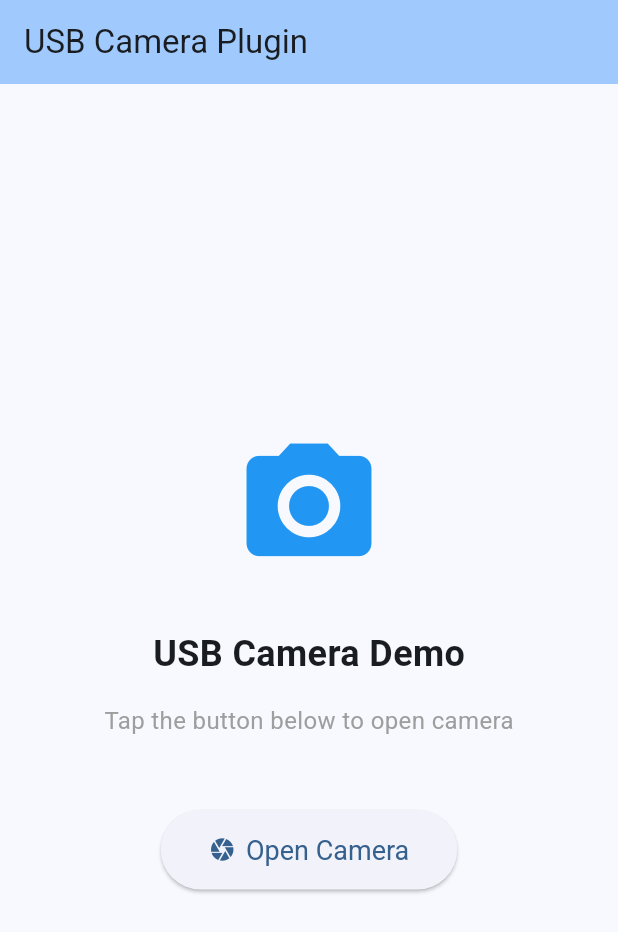
After one commit to GhulamShahbazali/camera_pluging_flutter, a Flutter app: the CameraHomePage screen opened directly, on a phone screen of 412 x 824 dp. The commit adds this screen. Shown: the top 932 px of the screen. Run offline on Flutter 3.47's test engine with Material 3 defaults, Android fonts, the phone set to English and light mode, and no system bars; our stand-ins replace dio, get, image_picker, permission_handler, plugin_platform_interface, shared_preferences; accounts and stored records are empty.

Commit message:
COMPLETE: Tick/Cancel with Flutter image display integration
Android Side (Native):
✅ Hidden all buttons except Capture in DemoFragment
✅ Added image preview overlay (programmatic UI)
✅ Cancel button - retakes photo
✅ Confirm button - saves image path to SharedPreferences
✅ Activity closes after confirm

Plugin Layer:
✅ Added getLastCapturedImage() method
✅ Reads from SharedPreferences and returns image path
✅ Clears path after reading (one-time use)

Dart/Flutter Side:
✅ Updated platform interface with getLastCapturedImage()
✅ Updated method channel implementation
✅ Created CapturedImageScreen widget
✅ Created main_simple.dart demo app
✅ Auto-checks for image when app resumes
✅ Displays captured image in result screen

Complete Flow:
1. Flutter: openCamera()
2. Native: Camera opens (only capture button visible)
3. User: Takes photo
4. Native: Preview shows with Cancel/Confirm buttons
5. User: Press Cancel → Retake OR Press Confirm → Save
6. Native: Saves path to SharedPreferences, closes activity
7. Flutter: App resumes, calls getLastCapturedImage()
8. Flutter: Navigates to CapturedImageScreen
9. User: Sees full captured image! 🎉

Files changed:
- DemoFragment.kt (tick/cancel implementation)
- UsbCameraPlugin.kt (getLastCapturedImage method)
- usb_camera_plugin*.dart (Dart interface)
- captured_image_screen.dart (new result screen)
- main_simple.dart (simple demo app)

```diff
--- /dev/null
+++ b/example/lib/main_simple.dart
@@ -0,0 +1,170 @@
+import 'package:flutter/material.dart';
+import 'dart:io';
+import 'package:usb_camera_plugin/usb_camera_plugin.dart';
+import 'captured_image_screen.dart';
+
+void main() {
+  runApp(const MyApp());
+}
+
+class MyApp extends StatelessWidget {
+  const MyApp({super.key});
+
+  @override
+  Widget build(BuildContext context) {
+    return MaterialApp(
+      title: 'USB Camera Demo',
+      theme: ThemeData(
+        colorScheme: ColorScheme.fromSeed(seedColor: Colors.blue),
+        useMaterial3: true,
+      ),
+      home: const CameraHomePage(),
+    );
+  }
+}
+
+class CameraHomePage extends StatefulWidget {
+  const CameraHomePage({super.key});
+
+  @override
+  State<CameraHomePage> createState() => _CameraHomePageState();
+}
+
+class _CameraHomePageState extends State<CameraHomePage> with WidgetsBindingObserver {
+  final _usbCameraPlugin = UsbCameraPlugin();
+  String? _capturedImagePath;
+  bool _isLoading = false;
+
+  @override
+  void initState() {
+    super.initState();
+    WidgetsBinding.instance.addObserver(this);
+  }
+
+  @override
+  void dispose() {
+    WidgetsBinding.instance.removeObserver(this);
+    super.dispose();
+  }
+
+  @override
+  void didChangeAppLifecycleState(AppLifecycleState state) {
+    // When app comes back to foreground, check for captured image
+    if (state == AppLifecycleState.resumed) {
+      _checkForCapturedImage();
+    }
+  }
+
+  Future<void> _checkForCapturedImage() async {
+    try {
+      final imagePath = await _usbCameraPlugin.getLastCapturedImage();
+      if (imagePath != null && imagePath.isNotEmpty) {
+        setState(() {
+          _capturedImagePath = imagePath;
+        });
+        // Navigate to result screen
+        if (mounted) {
+          Navigator.push(
+            context,
+            MaterialPageRoute(
+              builder: (context) => CapturedImageScreen(imagePath: imagePath),
+            ),
+          );
+        }
+      }
+    } catch (e) {
+      debugPrint('Error checking for captured image: $e');
+    }
+  }
+
+  Future<void> _openCamera() async {
+    setState(() {
+      _isLoading = true;
+    });
+
+    try {
+      await _usbCameraPlugin.openCamera();
+      // Camera will open, and when user confirms, image will be saved
+      // When user returns to this app, didChangeAppLifecycleState will check for image
+    } catch (e) {
+      ScaffoldMessenger.of(context).showSnackBar(
+        SnackBar(content: Text('Error: $e')),
+      );
+    } finally {
+      setState(() {
+        _isLoading = false;
+      });
+    }
+  }
+
+  @override
+  Widget build(BuildContext context) {
+    return Scaffold(
+      appBar: AppBar(
+        title: const Text('USB Camera Plugin'),
+        backgroundColor: Theme.of(context).colorScheme.inversePrimary,
+      ),
+      body: Center(
+        child: Column(
+          mainAxisAlignment: MainAxisAlignment.center,
+          children: [
+            const Icon(
+              Icons.camera_alt,
+              size: 100,
+              color: Colors.blue,
+            ),
+            const SizedBox(height: 32),
+            const Text(
+              'USB Camera Demo',
+              style: TextStyle(fontSize: 24, fontWeight: FontWeight.bold),
+            ),
+            const SizedBox(height: 16),
+            const Text(
+              'Tap the button below to open camera',
+              style: TextStyle(fontSize: 16, color: Colors.grey),
+            ),
+            const SizedBox(height: 48),
+            if (_capturedImagePath != null) ...[
+              Container(
+                width: 200,
+                height: 200,
+                decoration: BoxDecoration(
+                  border: Border.all(color: Colors.blue, width: 2),
+                  borderRadius: BorderRadius.circular(8),
+                ),
+                child: ClipRRect(
+                  borderRadius: BorderRadius.circular(6),
+                  child: Image.file(
+                    File(_capturedImagePath!),
+                    fit: BoxFit.cover,
+                  ),
+                ),
+              ),
+              const SizedBox(height: 16),
+              const Text(
+                'Last Captured Image',
+                style: TextStyle(color: Colors.green),
+              ),
+              const SizedBox(height: 32),
+            ],
+            ElevatedButton.icon(
+              onPressed: _isLoading ? null : _openCamera,
+              icon: _isLoading
+                  ? const SizedBox(
+                      width: 20,
+                      height: 20,
+                      child: CircularProgressIndicator(strokeWidth: 2),
+                    )
+                  : const Icon(Icons.camera),
+              label: Text(_isLoading ? 'Opening...' : 'Open Camera'),
+              style: ElevatedButton.styleFrom(
+                padding: const EdgeInsets.symmetric(horizontal: 32, vertical: 16),
+                textStyle: const TextStyle(fontSize: 18),
+              ),
+            ),
+          ],
+        ),
+      ),
+    );
+  }
+}
--- a/lib/usb_camera_plugin.dart
+++ b/lib/usb_camera_plugin.dart
@@ -26,4 +26,10 @@ class UsbCameraPlugin {
   Future<String?> getPlatformVersion() {
     return UsbCameraPluginPlatform.instance.getPlatformVersion();
   }
+
+  /// Gets the last captured image path from camera
+  /// Returns null if no image was captured
+  Future<String?> getLastCapturedImage() {
+    return UsbCameraPluginPlatform.instance.getLastCapturedImage();
+  }
 }
--- a/lib/usb_camera_plugin_method_channel.dart
+++ b/lib/usb_camera_plugin_method_channel.dart
@@ -17,4 +17,10 @@ class MethodChannelUsbCameraPlugin extends UsbCameraPluginPlatform {
     final version = await methodChannel.invokeMethod<String>('getPlatformVersion');
     return version;
   }
+
+  @override
+  Future<String?> getLastCapturedImage() async {
+    final imagePath = await methodChannel.invokeMethod<String>('getLastCapturedImage');
+    return imagePath;
+  }
 }
--- a/lib/usb_camera_plugin_platform_interface.dart
+++ b/lib/usb_camera_plugin_platform_interface.dart
@@ -23,4 +23,8 @@ abstract class UsbCameraPluginPlatform extends PlatformInterface {
   Future<String?> getPlatformVersion() {
     throw UnimplementedError('getPlatformVersion() has not been implemented.');
   }
+
+  Future<String?> getLastCapturedImage() {
+    throw UnimplementedError('getLastCapturedImage() has not been implemented.');
+  }
 }
```
Also changed, not shown: example/lib/captured_image_screen.dart (added, +46 -0 lines), 3 other files.
